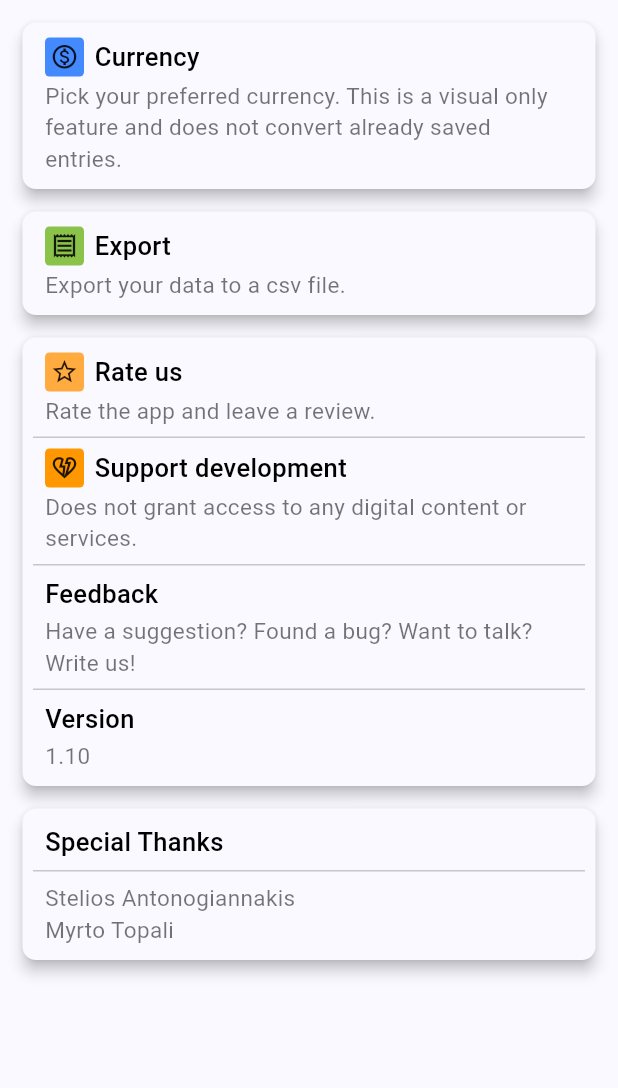
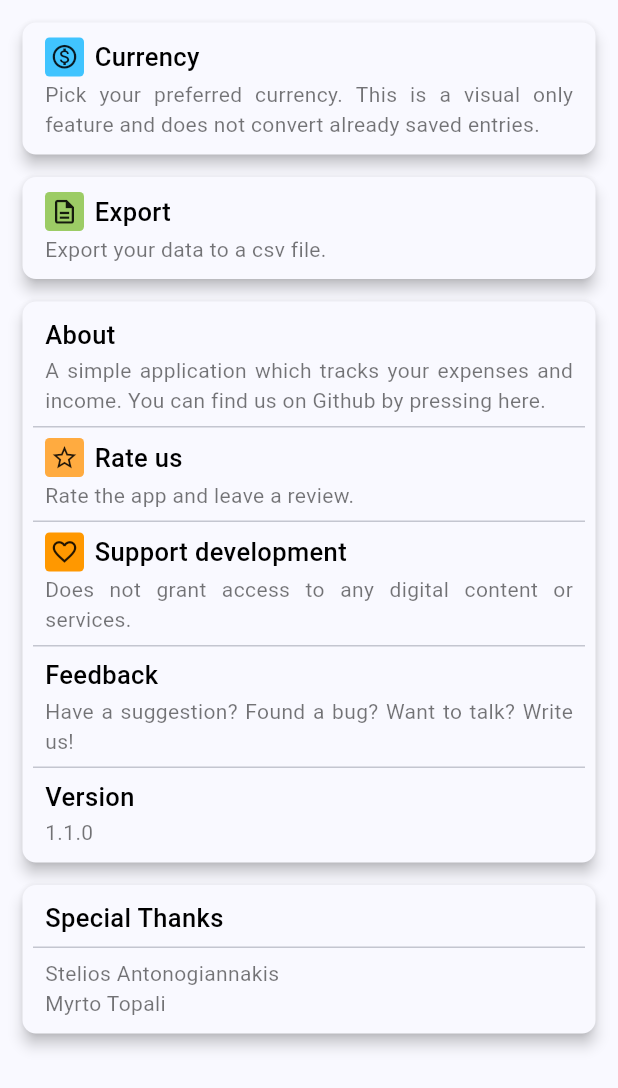
Before and after one commit to Driexus/SimpleMoneyTracker, a Flutter app: the SettingsPage widget shown alone on an empty page, opened directly, on a phone screen of 412 x 824 dp. Shown: the top 1088 px of the screen. Run offline on Flutter 3.47's test engine with Material 3 defaults, Android fonts, the phone set to English and light mode, and no system bars; our stand-ins replace auto_size_text, csv, equatable, flutter_bloc, fluttertoast, material_symbols_icons and 3 more; missing offline and left inert: open_file_plus; accounts and stored records are empty.

Commit message:
Add about, links and small fixes. Closes #52

```diff
--- a/lib/main_page.dart
+++ b/lib/main_page.dart
@@ -28,10 +28,10 @@ class MainPage extends StatelessWidget {
               ),
               body: const TabBarView(
                 children: [
-                  SettingsPage(), // TODO: Move
                   HomePage(),
                   TimelinePage(),
                   StatsPage(),
+                  SettingsPage(),
                 ],
               )
           )
--- a/lib/ui/settings/settings_page.dart
+++ b/lib/ui/settings/settings_page.dart
@@ -10,6 +10,7 @@ import 'package:simplemoneytracker/ui/settings/settings_panel.dart';
 import 'package:simplemoneytracker/ui/shared/single_child_scrollable_widget.dart';
 import 'package:simplemoneytracker/ui/shared/text/description_text.dart';
 import 'package:simplemoneytracker/ui/shared/text/header_text.dart';
+import 'package:url_launcher/url_launcher.dart';
 
 class SettingsPage extends StatelessWidget {
   const SettingsPage({super.key});
@@ -34,7 +35,7 @@ class SettingsPage extends StatelessWidget {
                     title: "Currency",
                     description: "Pick your preferred currency. This is a visual only feature and does not convert already saved entries.",
                     iconData: Icons.monetization_on_outlined,
-                    iconColor: Colors.blueAccent,
+                    iconColor: Colors.lightBlueAccent,
                     onPress: () => (),
                   )
                 ]
@@ -45,38 +46,42 @@ class SettingsPage extends StatelessWidget {
                   SettingsButton(
                     title: "Export",
                     description: "Export your data to a csv file.",
-                    iconData: Icons.receipt_outlined,
-                    iconColor: Colors.lightGreen,
+                    iconData: Icons.description_outlined,
+                    iconColor: Colors.lightGreen[400],
                     onPress: () => _exportCsv(moneyEntryRepo),
                   )
                 ]
             ),
             const SizedBox(height: 15),
-            // TODO: Add about
             SettingsPanel(
                 buttons: [
+                  SettingsButton(
+                      title: "About",
+                      description: "A simple application which tracks your expenses and income. You can find us on Github by pressing here.",
+                      onPress: () => launchUrl(Uri.parse("https://github.com/Driexus/SimpleMoneyTracker"))
+                  ),
                   SettingsButton(
                     title: "Rate us",
                     description: "Rate the app and leave a review.",
                     iconData: Icons.star_border_outlined,
                     iconColor: Colors.orangeAccent,
-                    onPress: () => () // TODO: add link,
+                    onPress: () => launchUrl(Uri.parse("market://details?id=com.driexus.simplemoneytracker"))
                   ),
                   SettingsButton(
                     title: "Support development",
                     description: "Does not grant access to any digital content or services.",
-                    iconData: Icons.heart_broken_outlined, // TODO: add link
+                    iconData: Icons.favorite_outline,
                     iconColor: Colors.orange,
-                    onPress: () => (),
+                    onPress: () => launchUrl(Uri.parse("https://buymeacoffee.com/driexus")),
                   ),
                   SettingsButton(
                     title: "Feedback",
                     description: "Have a suggestion? Found a bug? Want to talk? Write us!",
-                    onPress: () => (), // TODO: add mail
+                    onPress: () => launchUrl(Uri.parse("mailto:toliasdimitris@gmail.com")),
                   ),
                   SettingsButton(
                     title: "Version",
-                    description: "1.10", // TODO: Dynamic link version
+                    description: "1.1.0", // TODO: Dynamic (not with info plus)
                     onPress: () => (),
                   ),
                 ]
--- a/lib/ui/shared/text/description_text.dart
+++ b/lib/ui/shared/text/description_text.dart
@@ -9,9 +9,10 @@ class DescriptionText extends StatelessWidget {
   Widget build(BuildContext context) {
     return Text(
       data,
+      textAlign: TextAlign.justify,
       style: const TextStyle(
         color: Colors.black54,
-        fontSize: 15,
+        fontSize: 14,
       )
     );
   }
--- a/pubspec.yaml
+++ b/pubspec.yaml
@@ -52,6 +52,8 @@ dependencies:
   csv: ^6.0.0
   path_provider: ^2.1.3
   open_file_plus: ^3.4.1+1
+  shared_preferences: ^2.3.3
+  url_launcher: ^6.3.1
 
 dev_dependencies:
   flutter_test:
```
Also changed, not shown: pubspec.lock.
